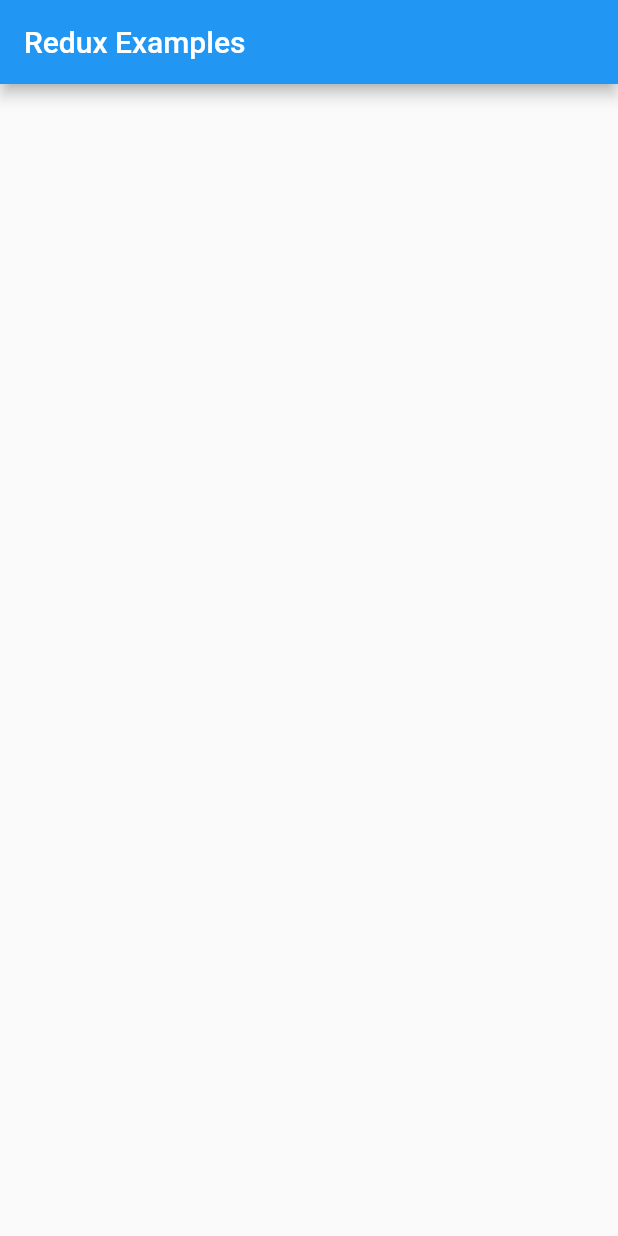
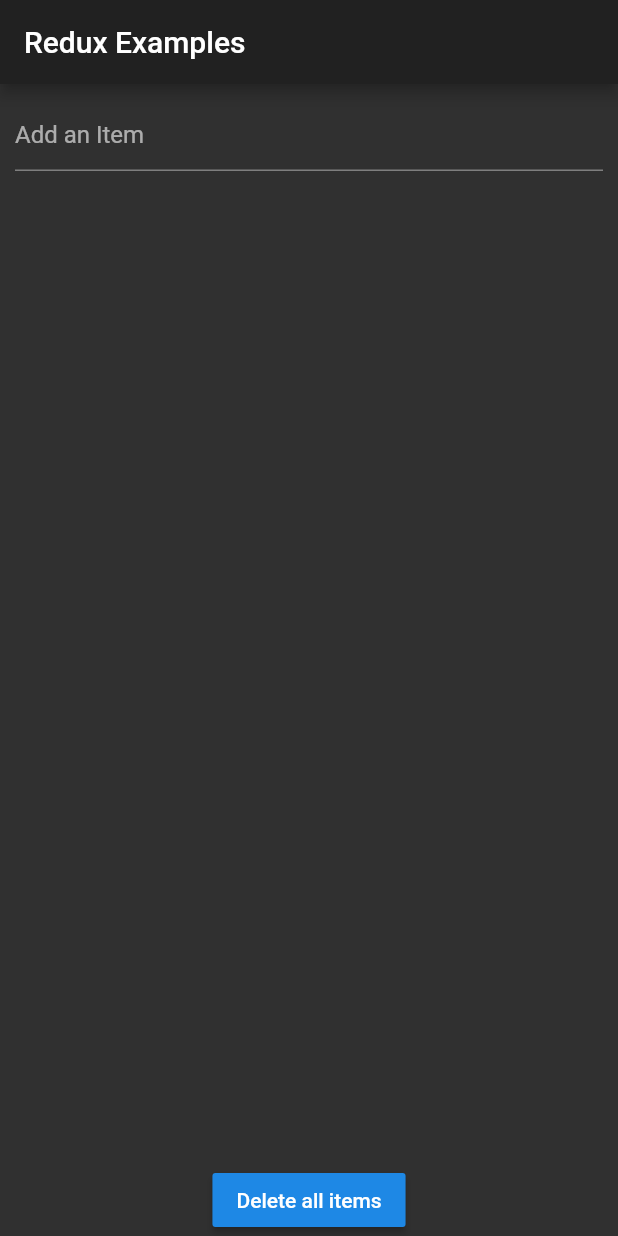
Before and after one commit to nilesh-athghara/redux_demo, a Flutter app: the screen it shows after launch, on a phone screen of 412 x 824 dp. Run offline on Flutter 3.47's test engine with Material 2 defaults, Android fonts, the phone set to English and light mode, and no system bars; our stand-ins replace flutter_redux, redux.

Commit message:
Part 1 working

```diff
--- a/lib/main.dart
+++ b/lib/main.dart
@@ -1,40 +1,184 @@
 import "package:flutter/material.dart";
-
+import 'package:flutter_redux/flutter_redux.dart';
+import 'package:redux/redux.dart';
+import 'package:practice/model/model.dart';
+import 'package:practice/redux/reducer.dart';
+import 'package:practice/redux/actions.dart';
 
 //three major points for flutter
 //1. Single source of truth--whole state of application is stored in a store
 //2. state is im-mutable i.e it can only be re-drawn, changes cant be made
 //3. changes to the state is made by pure functions i.e these functions have no side effects
 //i.e they take an previous state and action to produce a new state
-void main()
-{
-  runApp(new MaterialApp(home: new MyApp(),));
+void main() {
+  runApp(MyApp());
 }
 
-class MyApp extends StatefulWidget{
+class MyApp extends StatefulWidget {
   @override
-  MyHomePage createState()=>new MyHomePage();
+  _MyApp createState() => _MyApp();
 }
 
-class MyHomePage extends State<MyApp >
-{
+class _MyApp extends State<MyApp> {
   @override
-  Widget build(BuildContext context)
-  {
+  Widget build(BuildContext context) {
+    //here we will create a store that will store our application state and we will wrap material app with it
+    final Store<AppState> store =
+        Store<AppState>(appStateReducer, initialState: AppState.initialState());
+    return StoreProvider<AppState>(
+      store: store,
+      child: MaterialApp(
+        debugShowCheckedModeBanner: false,
+        title: "Redux Demo",
+        home: MyHomePage(),
+        theme: ThemeData.dark(),
+      ),
+    );
+  }
+}
+
+//after setting up the store and the store provider
+//we will have to add store connectors to proliferate the store down the structure
+
+class MyHomePage extends StatefulWidget {
+  @override
+  _MyHomePage createState() => _MyHomePage();
+}
+
+class _MyHomePage extends State<MyHomePage> {
+
+
+  @override
+  Widget build(BuildContext context) {
     return new Scaffold(
         appBar: new AppBar(
           title: new Text("Redux Examples"),
         ),
-      body: new Container(
-        padding: new EdgeInsets.all(16.0),
-        child: new Center(
-          child: new Column(
+        body: StoreConnector<AppState, _ViewModel>(
+            //this _ViewModel is just a middle piece that connects our ui and store
+          //converter is a function that will take up the store and convert it into the _ViewModel
+          //that we want to pass down the tree
+          converter: (Store<AppState> store){
+            return _ViewModel.create(store);
+          },
+          builder: (BuildContext context,_ViewModel viewModel)
+          {
+            return Container(
+              child: Column(
                 children: <Widget>[
-
+                  AddItemWidget(viewModel),
+                  Expanded(
+                    child: ItemListWidget(viewModel),
+                  ),
+                  RemoveItemsButtonWidget(viewModel),
                 ],
               ),
+            );
+          },
+            ));
+  }
+}
+
+class _ViewModel {
+  //here we will define what we want to expose form our store to this ui
+  final List<Item> items;
+  final Function(String) onAddItem;
+  final Function(Item) onRemoveItem;
+  final Function() onRemoveItems;
+
+  //now we will set up constructors
+  _ViewModel(
+      {this.items, this.onAddItem, this.onRemoveItem, this.onRemoveItems});
+
+  //create a factory constructor to allow us
+  //to take in the store and create a _ViewModel class object
+  factory _ViewModel.create(Store<AppState> store) {
+    _onAddItem(String body) {
+      store.dispatch(AddItemAction(body));
+    }
+
+    _onRemoveItem(Item item) {
+      store.dispatch(RemoveItemAction(item));
+    }
+
+    _onRemoveItems() {
+      store.dispatch(RemoveItemsAction());
+    }
+    //every time this method is called we will return a new _ViewModel instance from our factory
+    return _ViewModel(
+      items: store.state.items,
+      onAddItem: _onAddItem,
+      onRemoveItem: _onRemoveItem,
+      onRemoveItems: _onRemoveItems
+    );
+  }
+}
+
+class AddItemWidget extends StatefulWidget{
+
+  final _ViewModel model;
+  AddItemWidget(this.model);
+
+  @override
+  _AddItemWidget createState()=> _AddItemWidget();
+}
+
+class _AddItemWidget extends State<AddItemWidget>
+{
+  final TextEditingController controller=TextEditingController();
+  @override
+  Widget build(BuildContext context) {
+    return Container(
+      padding: EdgeInsets.all(10.0),
+      child: TextField(
+        controller: controller,
+        decoration: InputDecoration(
+          hintText: "Add an Item"
         ),
+        onSubmitted: (String content){
+          widget.model.onAddItem(content);
+          controller.text=" ";
+        },
       ),
     );
   }
 }
+
+class ItemListWidget extends StatelessWidget
+{
+  final _ViewModel model;
+  ItemListWidget(this.model);
+
+
+  @override
+  Widget build(BuildContext context) {
+    return ListView(
+      children: model.items.map((Item item){
+         return ListTile(
+          title: Text(item.body),
+          trailing: IconButton(
+            onPressed: (){model.onRemoveItem(item);},
+            icon: Icon(
+              Icons.delete,color: Colors.white,
+            )
+          ),
+        );
+      }).toList(),
+    );
+  }
+}
+
+class RemoveItemsButtonWidget extends StatelessWidget {
+  final _ViewModel model;
+
+  RemoveItemsButtonWidget(this.model);
+
+  @override
+  Widget build(BuildContext context) {
+    return RaisedButton(
+      child: Text("Delete all items",style: TextStyle(color: Colors.white),),
+      onPressed: (){model.onRemoveItems();},
+    );
+  }
+
+}
--- a/lib/redux/actions.dart
+++ b/lib/redux/actions.dart
@@ -10,8 +10,8 @@ class AddItemAction{
 
   //when building these actions we need to think about what type of data we need to expose to our ui to allow these changes to happen
   static int _id = 0;
-  final String items;
-  AddItemAction(this.items)
+  final String item;
+  AddItemAction(this.item)
   {
     _id++;
   }
--- a/lib/redux/reducer.dart
+++ b/lib/redux/reducer.dart
@@ -7,7 +7,9 @@ import 'package:practice/redux/actions.dart';
 //we take a state and an action as parameter and return a new state
 AppState appStateReducer(AppState state,action)
 {
-  return AppState();
+  return AppState(
+    items: itemReducer(state.items, action),
+  );
 }
 
 //we can create specific reducer to allow us to manipulate only specific data like our list of items
@@ -16,6 +18,28 @@ AppState appStateReducer(AppState state,action)
 
 List<Item> itemReducer(List<Item> state,action)
 {
+  //here return a new list by first adding all the previous daa and then the new action
+  //.. is called cascade operator
+  if(action is AddItemAction)
+    {
+      return []
+        ..addAll(state)
+        ..add(Item (id: action.id, body: action.item));
+      //this will return a list with all the original state along with the new item
+    }
 
-
+  if(action is RemoveItemAction)
+    {
+      //here first we will create our original list
+      return List.unmodifiable(List.from(state)..remove(action.item));
+    }
+  if(action is RemoveItemsAction)
+    {
+      //for this action we just need to return an empty list
+      //here we can do two things
+      //return [];
+      return List.unmodifiable(<Item>[]);
+    }
+  //if no action gets through the reducer the original state is returned
+  return state;
 }
```
Lines whose indentation alone changed are shown as unchanged.
